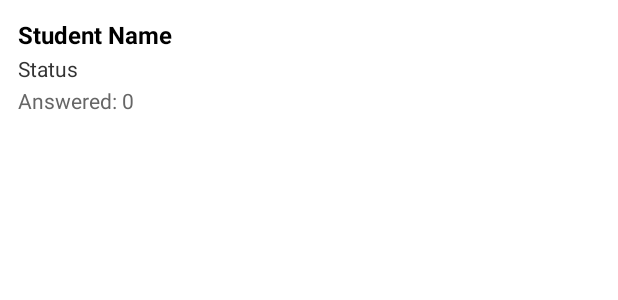
After one commit to melbournebiticon/NextGenApp, an Android app: the layout item_view_exam_teacher.xml on its own in the app's theme, with its tools: preview values and no code run, on a phone screen of 412 x 824 dp. The commit adds this screen. Shown: the top 300 px of the screen. Run offline under Robolectric (Android 15) with nearby library versions, the phone set to English and light mode, and no system bars.

Commit message:
view - name, absent, score

```diff
--- a/app/src/main/AndroidManifest.xml
+++ b/app/src/main/AndroidManifest.xml
@@ -41,6 +41,8 @@
         <activity android:name=".teacher.ManageExamActivity" />
         <activity android:name=".teacher.ProfileActivity" />
         <activity android:name=".teacher.Question" />
+        <activity android:name=".teacher.ExamMonitorActivity"/>
+
 
         <activity android:name=".student.StudentDashboardActivity" />
         <activity android:name=".student.StudentProfileActivity" />
--- a/app/src/main/java/com/example/nextgen/teacher/AppDatabase.java
+++ b/app/src/main/java/com/example/nextgen/teacher/AppDatabase.java
@@ -13,7 +13,7 @@ import androidx.sqlite.db.SupportSQLiteDatabase;
  * Central Room database for the teacher module.
  * Handles Exam and Question tables with migration support.
  */
-@Database(entities = { Exam.class, Question.class }, version = 11, exportSchema = false)
+@Database(entities = { Exam.class, Question.class }, version = 13, exportSchema = false)
 public abstract class AppDatabase extends RoomDatabase {
 
     private static final String DB_NAME = "app_database.db";
--- a/app/src/main/java/com/example/nextgen/teacher/ExamAdapter.java
+++ b/app/src/main/java/com/example/nextgen/teacher/ExamAdapter.java
@@ -25,7 +25,7 @@ public class ExamAdapter extends RecyclerView.Adapter<ExamAdapter.ExamViewHolder
     public interface OnExamActionListener {
         void onEdit(Exam exam);
         void onDelete(Exam exam);
-        void onReset(Exam exam);
+        void onViewStudents(Exam exam);
         void onGenerate(Exam exam);
         void onActivate(Exam exam, boolean isActive);
     }
@@ -64,7 +64,8 @@ public class ExamAdapter extends RecyclerView.Adapter<ExamAdapter.ExamViewHolder
         // Button listeners
         holder.btnEdit.setOnClickListener(v -> listener.onEdit(exam));
         holder.btnDelete.setOnClickListener(v -> listener.onDelete(exam));
-        holder.btnReset.setOnClickListener(v -> listener.onReset(exam));
+        holder.btnReset.setOnClickListener(v -> listener.onViewStudents(exam));
+        holder.btnReset.setText("View"); // optional, change button text
         holder.btnGenerate.setOnClickListener(v -> listener.onGenerate(exam));
     }
 
--- /dev/null
+++ b/app/src/main/res/layout/item_view_exam_teacher.xml
@@ -0,0 +1,36 @@
+<?xml version="1.0" encoding="utf-8"?>
+<LinearLayout xmlns:android="http://schemas.android.com/apk/res/android"
+    android:orientation="vertical"
+    android:layout_width="match_parent"
+    android:layout_height="wrap_content"
+    android:padding="12dp"
+    android:background="?android:attr/selectableItemBackground"
+    android:layout_marginBottom="4dp">
+
+    <TextView
+        android:id="@+id/tvStudentName"
+        android:layout_width="wrap_content"
+        android:layout_height="wrap_content"
+        android:text="Student Name"
+        android:textStyle="bold"
+        android:textSize="16sp"
+        android:textColor="#000000"/>
+
+    <TextView
+        android:id="@+id/tvStudentStatus"
+        android:layout_width="wrap_content"
+        android:layout_height="wrap_content"
+        android:text="Status"
+        android:textSize="14sp"
+        android:textColor="#333333"
+        android:layout_marginTop="2dp"/>
+
+    <TextView
+        android:id="@+id/tvStudentCounter"
+        android:layout_width="wrap_content"
+        android:layout_height="wrap_content"
+        android:text="Answered: 0"
+        android:textSize="14sp"
+        android:textColor="#666666"
+        android:layout_marginTop="2dp"/>
+</LinearLayout>
```
Also changed, not shown: app/src/main/java/com/example/nextgen/teacher/Exam.java (+18 -0 lines), app/src/main/java/com/example/nextgen/teacher/ExamMonitorActivity.java (added, +124 -0 lines), app/src/main/java/com/example/nextgen/teacher/ManageExamActivity.java (+31 -12 lines), app/src/main/java/com/example/nextgen/teacher/StudentExamAdapter.java (added, +64 -0 lines), app/src/main/java/com/example/nextgen/teacher/StudentExamStatus.java (added, +37 -0 lines), app/src/main/java/com/example/nextgen/teacher/StudentModel.java (+26 -17 lines), app/src/main/res/layout/activity_exam_monitor.xml (added, +13 -0 lines).
